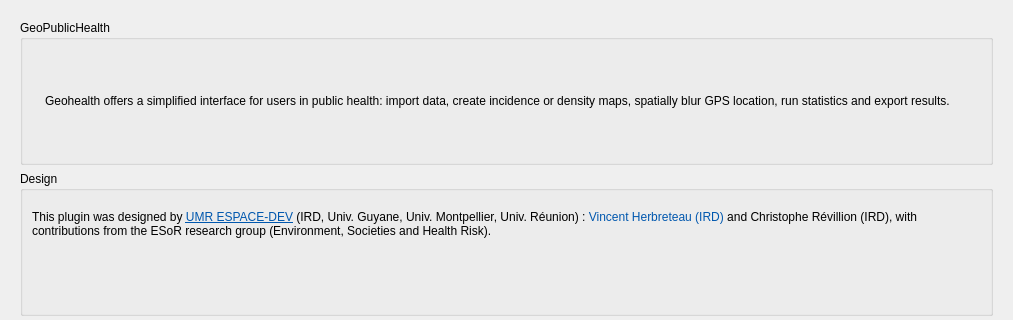
Before: the Qt Designer form ui/about.ui in ePublicHealth/GeoPublicHealth, drawn with Qt 5; both pictures show x 0 to 1013 and y 0 to 320 of the 1013 by 789 pixel window.
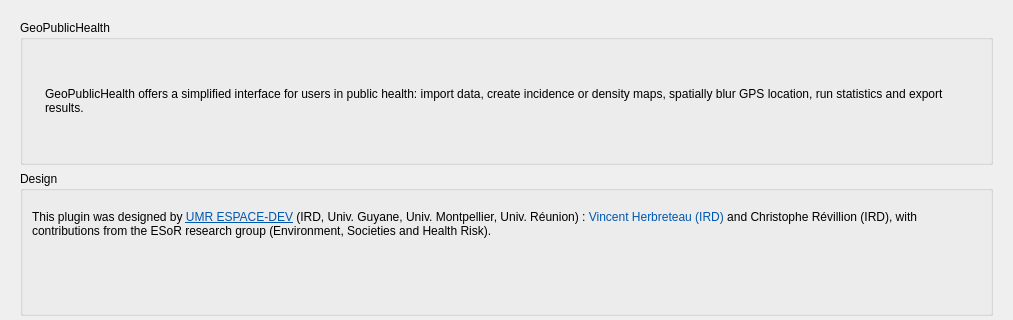
After: the same form once the commit is applied. Icons and pictures are not drawn.

Diff of the .ui file:
```diff
--- a/ui/about.ui
+++ b/ui/about.ui
@@ -66,7 +66,7 @@
             <item>
              <widget class="QLabel" name="label_13">
               <property name="text">
-               <string>Geohealth offers a simplified interface for users in public health: import data, create incidence or density maps, spatially blur GPS location, run statistics and export results.</string>
+               <string>GeoPublicHealth offers a simplified interface for users in public health: import data, create incidence or density maps, spatially blur GPS location, run statistics and export results.</string>
               </property>
               <property name="wordWrap">
                <bool>true</bool>
```
